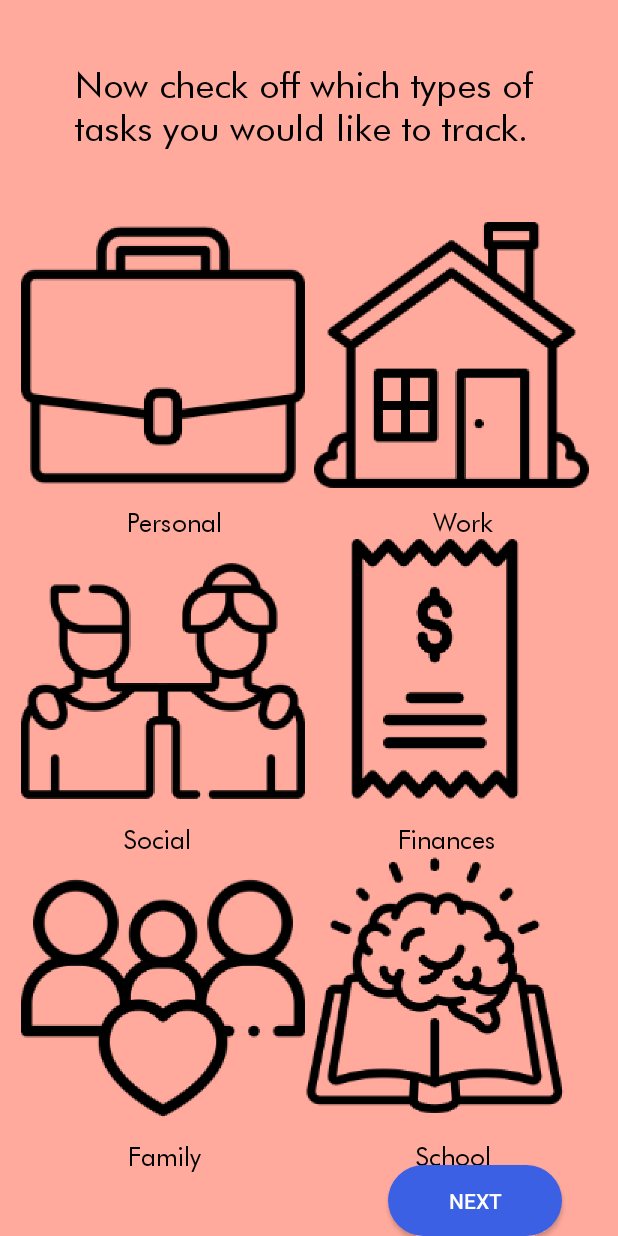
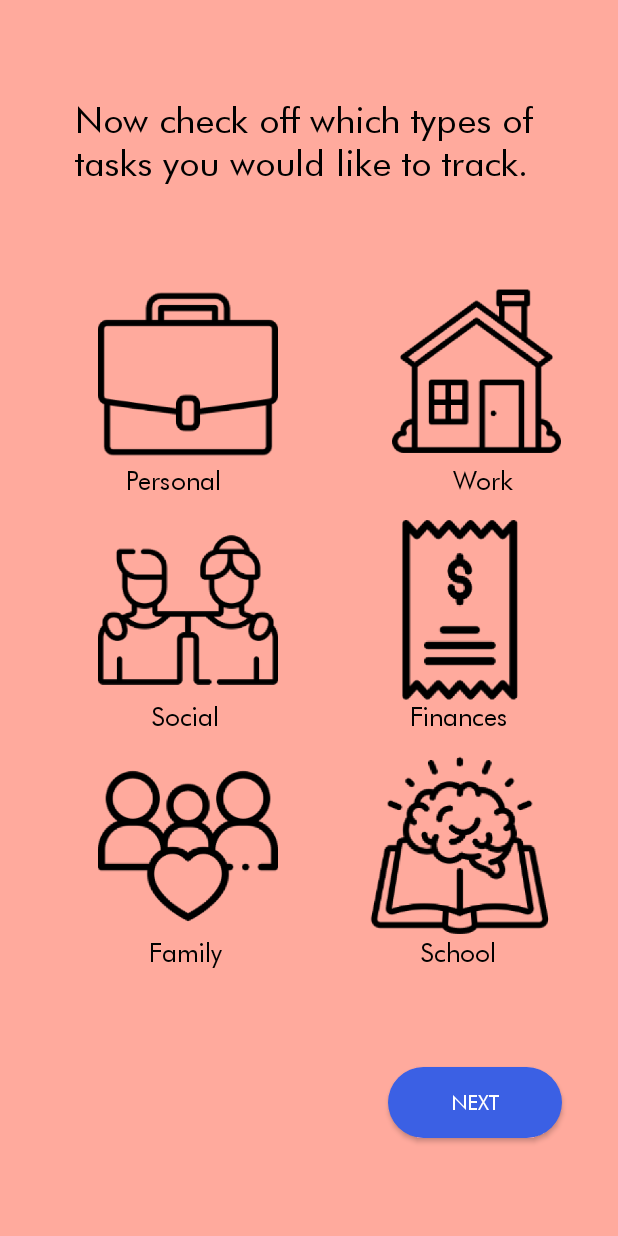
Before and after one commit to verdantl/Systemize, an Android app: the TaskSelection screen opened directly, with no data from a screen before it, on a phone screen of 412 x 824 dp. Run offline under Robolectric (Android 15) with nearby library versions, the light colour scheme and no system bars.

Commit message:
added colours, finished task selection and palette selection

```diff
--- a/Systemize/app/src/main/res/layout/activity_onboarding1.xml
+++ b/Systemize/app/src/main/res/layout/activity_onboarding1.xml
@@ -76,6 +76,7 @@
         app:layout_constraintBottom_toBottomOf="parent"
         app:layout_constraintHorizontal_bias="0.873"
         app:layout_constraintLeft_toLeftOf="parent"
+        android:fontFamily="@font/futura"
         app:layout_constraintRight_toRightOf="parent"
         app:layout_constraintTop_toBottomOf="@id/welcome_enter_text"
         app:layout_constraintVertical_bias="0.893" />
--- a/Systemize/app/src/main/res/layout/activity_onboarding2.xml
+++ b/Systemize/app/src/main/res/layout/activity_onboarding2.xml
@@ -123,6 +123,7 @@
         app:layout_constraintVertical_bias="0.95"
         app:layout_constraintLeft_toLeftOf="parent"
         app:layout_constraintRight_toRightOf="parent"
+        android:fontFamily="@font/futura"
         app:layout_constraintTop_toTopOf="@id/productiveness_prompt"/>
 
 </androidx.constraintlayout.widget.ConstraintLayout>
--- a/Systemize/app/src/main/res/layout/activity_palette_selection.xml
+++ b/Systemize/app/src/main/res/layout/activity_palette_selection.xml
@@ -39,6 +39,7 @@
             android:columnCount="5"
             android:rowCount="1"
             android:columnOrderPreserved="false"
+            android:alignmentMode="alignMargins"
             android:layout_weight="8"
             android:padding="5dp"
             app:layout_constraintBottom_toTopOf="@id/next_button"
@@ -116,6 +117,7 @@
             android:columnCount="5"
             android:rowCount="1"
             android:columnOrderPreserved="false"
+            android:alignmentMode="alignMargins"
             android:layout_weight="8"
             android:padding="5dp"
             app:layout_constraintBottom_toTopOf="@id/palette3"
@@ -193,6 +195,7 @@
             android:columnCount="5"
             android:rowCount="1"
             android:columnOrderPreserved="false"
+            android:alignmentMode="alignMargins"
             android:layout_weight="8"
             android:padding="5dp"
             app:layout_constraintLeft_toLeftOf="parent"
@@ -270,9 +273,10 @@
         android:layout_height="47dp"
         android:background="@drawable/next_button"
         android:text="finish"
+        android:fontFamily="@font/futura"
         android:textColor="@color/white"
         app:layout_constraintBottom_toBottomOf="parent"
-        app:layout_constraintHorizontal_bias="0.75"
+        app:layout_constraintHorizontal_bias="0.873"
         app:layout_constraintLeft_toLeftOf="parent"
         app:layout_constraintRight_toRightOf="parent"
         app:layout_constraintTop_toBottomOf="@id/palettes"/>
--- a/Systemize/app/src/main/res/layout/activity_task_selection.xml
+++ b/Systemize/app/src/main/res/layout/activity_task_selection.xml
@@ -8,7 +8,7 @@
     android:background="@color/peach"
     >
 
-<!--reduce size of icons-->
+    <!--reduce size of icons-->
     <TextView
         android:id="@+id/check_off_prompt"
         android:layout_width="wrap_content"
@@ -18,189 +18,156 @@
         android:text="Now check off which types of \ntasks you would like to track."
         android:textColor="@color/black"
         android:textSize="24dp"
-        android:layout_gravity="left"
         app:layout_constraintBottom_toTopOf="@id/task_types"
         app:layout_constraintLeft_toLeftOf="parent"
         app:layout_constraintRight_toRightOf="parent"
         app:layout_constraintTop_toTopOf="parent" />
 
     <LinearLayout
-        android:layout_width="wrap_content"
+        android:layout_width="match_parent"
         android:layout_height="wrap_content"
-        app:layout_constraintBottom_toBottomOf="parent"
+        android:orientation="vertical"
         app:layout_constraintTop_toBottomOf="@id/check_off_prompt"
-        app:layout_constraintRight_toRightOf="parent"
-        app:layout_constraintLeft_toLeftOf="parent"
+        app:layout_constraintBottom_toTopOf="@id/next_button"
         android:id="@+id/task_types"
-        android:orientation="vertical">
-
-        <LinearLayout
-            android:id="@+id/work_personal1"
-            android:layout_width="wrap_content"
-            android:layout_height="wrap_content"
-            android:orientation="horizontal"
+        android:gravity="center">
+        <GridLayout
+            android:layout_width="350dp"
+            android:layout_height="120dp"
+            android:columnCount="2"
+            android:rowCount="1"
+            android:columnOrderPreserved="false"
+            app:layout_constraintBottom_toTopOf="@id/next_button"
+            app:layout_constraintLeft_toLeftOf="parent"
             app:layout_constraintRight_toRightOf="parent"
-            app:layout_constraintLeft_toLeftOf="parent"
-            app:layout_constraintTop_toTopOf="parent"
-            app:layout_constraintBottom_toTopOf="@id/work_personal2">
+            app:layout_constraintTop_toBottomOf="@id/colour_prompt">
 
             <ImageView
                 android:layout_width="wrap_content"
                 android:layout_height="wrap_content"
-                android:src="@drawable/work"
-                />
+                android:src="@drawable/work"/>
+
             <ImageView
                 android:layout_width="wrap_content"
                 android:layout_height="wrap_content"
                 android:src="@drawable/living"/>
-        </LinearLayout>
 
+        </GridLayout>
         <LinearLayout
-            android:id="@+id/work_personal2"
             android:layout_width="match_parent"
             android:layout_height="wrap_content"
-            android:orientation="horizontal"
-            app:layout_constraintRight_toRightOf="parent"
-            app:layout_constraintLeft_toLeftOf="parent"
-            app:layout_constraintBottom_toTopOf="@id/social_finances1"
-            app:layout_constraintTop_toBottomOf="@id/work_personal1">
-
+            android:layout_marginBottom="15dp"
+            >
             <TextView
-                android:id="@+id/personal_text"
                 android:layout_width="wrap_content"
                 android:layout_height="wrap_content"
+                android:fontFamily="@font/futura"
+                android:textSize="17dp"
+                android:textColor="@color/black"
                 android:text="Personal"
+                android:layout_weight="1.2"
+                android:gravity="center"/>
+            <TextView
+                android:layout_width="wrap_content"
+                android:layout_height="wrap_content"
+                android:fontFamily="@font/futura"
+                android:textSize="17dp"
                 android:textColor="@color/black"
+                android:text="Work"
+                android:layout_weight="1"
+                android:gravity="center"/>
+        </LinearLayout>
+        <GridLayout
+            android:layout_width="350dp"
+            android:layout_height="120dp"
+            android:columnCount="2"
+            android:rowCount="1"
+            android:columnOrderPreserved="false"
+            app:layout_constraintLeft_toLeftOf="parent"
+            app:layout_constraintRight_toRightOf="parent"
+            app:layout_constraintTop_toBottomOf="@id/palette1">
+
+
+            <ImageView
+                android:layout_width="wrap_content"
+                android:layout_height="wrap_content"
+                android:src="@drawable/hug"/>
+
+            <ImageView
+                android:layout_width="wrap_content"
+                android:layout_height="wrap_content"
+                android:src="@drawable/bill"/>
+
+        </GridLayout>
+        <LinearLayout
+            android:layout_width="match_parent"
+            android:layout_height="wrap_content"
+            android:layout_marginBottom="15dp">
+            <TextView
+                android:layout_width="wrap_content"
+                android:layout_height="wrap_content"
+                android:fontFamily="@font/futura"
                 android:textSize="17dp"
-                android:fontFamily="@font/futura"
-                android:layout_weight="1"
+                android:textColor="@color/black"
+                android:text="Social"
                 android:gravity="center"
+                android:layout_weight="4"
                 />
             <TextView
-                android:id="@+id/work_text"
                 android:layout_width="wrap_content"
                 android:layout_height="wrap_content"
-                android:text="Work"
+                android:fontFamily="@font/futura"
+                android:textSize="17dp"
                 android:textColor="@color/black"
-                android:textSize="17dp"
-                android:fontFamily="@font/futura"
+                android:text="Finances         "
                 android:gravity="center"
                 android:layout_weight="1"
                 />
         </LinearLayout>
+        <GridLayout
+            android:layout_width="350dp"
+            android:layout_height="120dp"
+            android:columnCount="2"
+            android:rowCount="1"
+            android:columnOrderPreserved="false"
+            android:layout_weight="8"
+            >
 
-        <LinearLayout
-            android:id="@+id/social_finances1"
-            android:layout_width="wrap_content"
-            android:layout_height="wrap_content"
-            android:orientation="horizontal"
-            app:layout_constraintRight_toRightOf="parent"
-            app:layout_constraintLeft_toLeftOf="parent"
-            app:layout_constraintTop_toBottomOf="@id/work_personal2"
-            app:layout_constraintBottom_toTopOf="@id/social_finances2">
             <ImageView
-                android:id="@+id/social"
-                android:layout_width="wrap_content"
-                android:layout_height="wrap_content"
-                android:src="@drawable/hug"
-                app:layout_constraintLeft_toLefttOf="parent"
-                app:layout_constraintRight_toLeftOf="@id/finances"
-                />
-            <ImageView
-                android:id="@+id/finances"
-                android:layout_width="wrap_content"
-                android:layout_height="wrap_content"
-                android:src="@drawable/bill"
-                app:layout_constraintLeft_toRighttOf="@id/social"
-                app:layout_constraintRight_toRightOf="parent"
-                />
-        </LinearLayout>
-
-        <LinearLayout
-            android:id="@+id/social_finances2"
-            android:layout_width="match_parent"
-            android:layout_height="wrap_content"
-            android:orientation="horizontal"
-            app:layout_constraintRight_toRightOf="parent"
-            app:layout_constraintLeft_toLeftOf="parent"
-            app:layout_constraintBottom_toTopOf="@id/family_school1"
-            app:layout_constraintTop_toBottomOf="@id/work_personal2">
-
-            <TextView
-                android:id="@+id/social_text"
-                android:layout_width="wrap_content"
-                android:layout_height="wrap_content"
-                android:text="Social"
-                android:textColor="@color/black"
-                android:textSize="17dp"
-                android:fontFamily="@font/futura"
-                android:gravity="center"
-                android:layout_weight="1"
-                />
-            <TextView
-                android:id="@+id/finances_text"
-                android:layout_width="wrap_content"
-                android:layout_height="wrap_content"
-                android:text="Finances"
-                android:textColor="@color/black"
-                android:textSize="17dp"
-                android:fontFamily="@font/futura"
-                android:gravity="center"
-                android:layout_weight="1"
-                />
-        </LinearLayout>
-
-        <LinearLayout
-            android:id="@+id/family_school1"
-            android:layout_width="wrap_content"
-            android:layout_height="wrap_content"
-            android:orientation="horizontal"
-            app:layout_constraintRight_toRightOf="parent"
-            app:layout_constraintLeft_toLeftOf="parent">
-            <ImageView
-                android:id="@+id/family"
                 android:layout_width="wrap_content"
                 android:layout_height="wrap_content"
                 android:src="@drawable/family"/>
             <ImageView
-                android:id="@+id/school"
                 android:layout_width="wrap_content"
                 android:layout_height="wrap_content"
                 android:src="@drawable/knowledge"/>
-        </LinearLayout>
+
+        </GridLayout>
         <LinearLayout
-            android:id="@+id/family_school2"
             android:layout_width="match_parent"
-            android:layout_height="wrap_content"
-            android:orientation="horizontal"
-            app:layout_constraintRight_toRightOf="parent"
-            app:layout_constraintLeft_toLeftOf="parent"
-            app:layout_constraintBottom_toTopOf="@id/family_school1"
-            app:layout_constraintTop_toBottomOf="@id/work_personal2">
-
+            android:layout_height="wrap_content">
             <TextView
                 android:layout_width="wrap_content"
                 android:layout_height="wrap_content"
+                android:fontFamily="@font/futura"
+                android:textSize="17dp"
+                android:textColor="@color/black"
                 android:text="Family"
-                android:textColor="@color/black"
-                android:textSize="17dp"
-                android:fontFamily="@font/futura"
                 android:gravity="center"
-                android:layout_weight="1"
+                android:layout_weight="3"
                 />
             <TextView
                 android:layout_width="wrap_content"
                 android:layout_height="wrap_content"
-                android:text="School"
+                android:fontFamily="@font/futura"
+                android:textSize="17dp"
                 android:textColor="@color/black"
-                android:textSize="17dp"
-                android:fontFamily="@font/futura"
+                android:text="School         "
                 android:gravity="center"
                 android:layout_weight="1"
                 />
         </LinearLayout>
     </LinearLayout>
-
     <Button
         android:id="@+id/next_button"
         android:layout_width="116dp"
@@ -210,9 +177,8 @@
         android:textColor="@color/white"
         app:layout_constraintBottom_toBottomOf="parent"
         app:layout_constraintHorizontal_bias="0.873"
-        app:layout_constraintVertical_bias="0.95"
         app:layout_constraintLeft_toLeftOf="parent"
         app:layout_constraintRight_toRightOf="parent"
+        android:fontFamily="@font/futura"
         app:layout_constraintTop_toBottomOf="@id/task_types"/>
-
 </androidx.constraintlayout.widget.ConstraintLayout>
--- a/Systemize/app/src/main/res/layout/landing_screen.xml
+++ b/Systemize/app/src/main/res/layout/landing_screen.xml
@@ -39,6 +39,7 @@
         android:layout_height="55dp"
         android:background="@drawable/next_button"
         android:text="Get Started"
+        android:fontFamily="@font/futura"
         android:textColor="@color/white"
         app:layout_constraintBottom_toBottomOf="parent"
         app:layout_constraintLeft_toLeftOf="parent"
```
